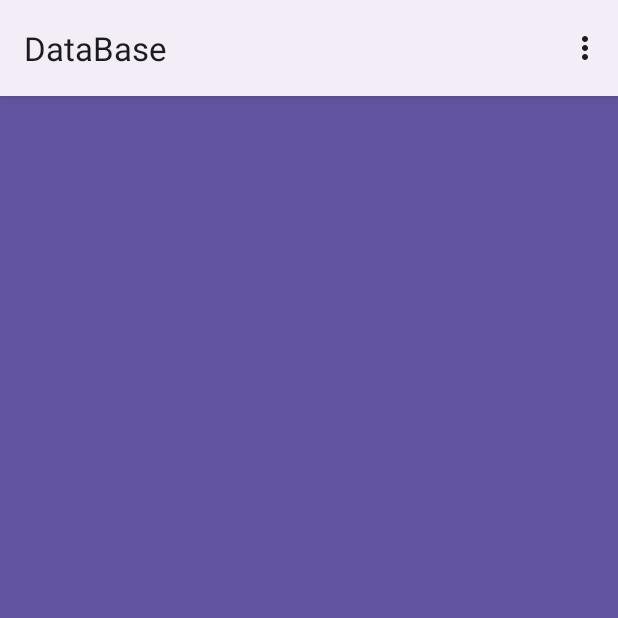
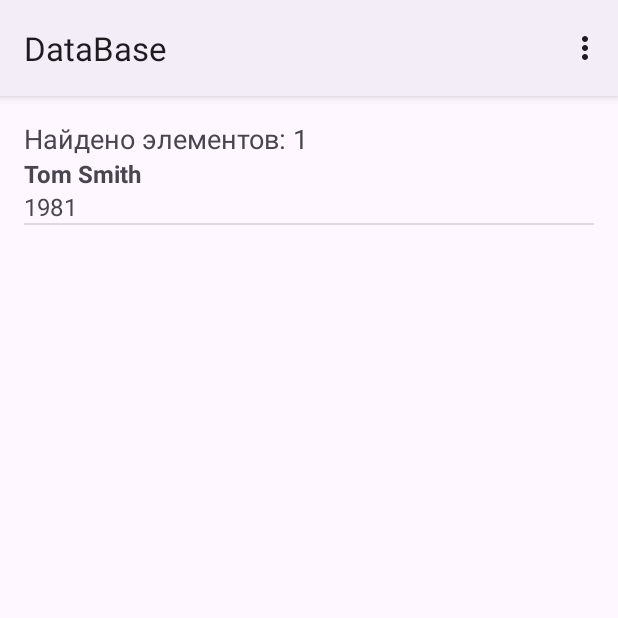
Before and after one commit to N1ph1l1m/android_saveData, an Android app: the screen it shows after launch (Main_SQLite), on a phone screen of 412 x 824 dp, the top half of it. Run offline under Robolectric (Android 15) with nearby library versions, the phone set to English and light mode, and no system bars.

Commit message:
Create layout in  Main_SQLite and add code in  this activity

```diff
--- a/app/src/main/java/com/example/databaseroom/Main_SQLite.java
+++ b/app/src/main/java/com/example/databaseroom/Main_SQLite.java
@@ -11,18 +11,56 @@ import android.view.Menu;
 import android.view.MenuInflater;
 import android.view.MenuItem;
 import android.view.View;
+import android.widget.ListView;
+import android.widget.SimpleCursorAdapter;
 import android.widget.TextView;
 
+import com.example.databaseroom.SQLite.DataBaseHelper;
 import com.example.databaseroom.SQLite.SimpleExample;
 
 public class Main_SQLite extends AppCompatActivity {
 
+    ListView userList;
+    TextView header;
+    DataBaseHelper dataBaseHelper;
+    SQLiteDatabase db;
+    Cursor userCursor;
+    SimpleCursorAdapter userAdapter;
 
     @Override
     protected void onCreate(Bundle savedInstanceState) {
         super.onCreate(savedInstanceState);
         setContentView(R.layout.activity_main_sqlite);
+        header = findViewById(R.id.header);
+        userList = findViewById(R.id.list);
 
+        dataBaseHelper = new DataBaseHelper(getApplicationContext());
+    }
+
+    @Override
+    protected void onResume() {
+        super.onResume();
+        db = dataBaseHelper.getReadableDatabase();
+
+
+        userCursor = db.rawQuery(" SELECT * FROM  " + DataBaseHelper.TABLE , null);
+        String[] headers = new String[] {DataBaseHelper.COLUMN_NAME, DataBaseHelper.COLUMN_YEAR};
+
+        userAdapter = new SimpleCursorAdapter(this, android.R.layout.two_line_list_item,
+                userCursor, headers, new int[]{android.R.id.text1, android.R.id.text2},0);
+        header.setText("Найдено элементов: " + userCursor.getCount());
+        userList.setAdapter(userAdapter);
+
+
+
+
+    }
+
+    @Override
+    protected void onDestroy() {
+        super.onDestroy();
+        db.close();
+        userCursor.close();
     }
 
     @Override
--- /dev/null
+++ b/app/src/main/java/com/example/databaseroom/SQLite/DataBaseHelper.java
@@ -0,0 +1,42 @@
+package com.example.databaseroom.SQLite;
+
+import android.content.Context;
+import android.database.sqlite.SQLiteDatabase;
+import android.database.sqlite.SQLiteOpenHelper;
+
+import androidx.annotation.Nullable;
+
+public class DataBaseHelper extends SQLiteOpenHelper {
+
+    private  static final String  DATABASE_NAME = "userStore.db";
+    private  static final int SCHEME =1;
+    public static final  String TABLE = "users";
+
+    public static final String COLUMN_ID = "_id";
+    public static final String COLUMN_NAME = "name";
+    public static final String COLUMN_YEAR = "year";
+
+
+    public DataBaseHelper(Context context) {
+        super(context, DATABASE_NAME, null, SCHEME);
+    }
+
+    @Override
+    public void onCreate(SQLiteDatabase sqLiteDatabase) {
+
+        sqLiteDatabase.execSQL("CREATE TABLE users("
+                + COLUMN_ID + " INTEGER PRIMARY KEY AUTOINCREMENT,"
+                + COLUMN_NAME + " TEXT," + COLUMN_YEAR + " INTEGER);" );
+
+
+        sqLiteDatabase.execSQL("INSERT INTO " + TABLE + " (" + COLUMN_NAME + "," + COLUMN_YEAR + ") VALUES ('Tom Smith' , 1981);");
+
+    }
+
+    @Override
+    public void onUpgrade(SQLiteDatabase sqLiteDatabase, int oldVersion, int newVersion) {
+        sqLiteDatabase.execSQL(" DROP TABLE IF EXISTS " + TABLE);
+        onCreate(sqLiteDatabase);
+
+    }
+}
--- a/app/src/main/res/layout/activity_main_sqlite.xml
+++ b/app/src/main/res/layout/activity_main_sqlite.xml
@@ -1,16 +1,28 @@
 <?xml version="1.0" encoding="utf-8"?>
-<RelativeLayout xmlns:android="http://schemas.android.com/apk/res/android"
+<androidx.constraintlayout.widget.ConstraintLayout
+    xmlns:android="http://schemas.android.com/apk/res/android"
     xmlns:app="http://schemas.android.com/apk/res-auto"
-    xmlns:tools="http://schemas.android.com/tools"
     android:layout_width="match_parent"
     android:layout_height="match_parent"
-    android:background="@color/purp"
-    tools:context=".Main_SQLite">
+    android:padding="16dp">
 
+    <TextView
+        android:id="@+id/header"
+        android:layout_width="0dp"
+        android:layout_height="wrap_content"
+        android:textSize="18sp"
+        app:layout_constraintBottom_toTopOf="@+id/list"
+        app:layout_constraintTop_toTopOf="parent"
+        app:layout_constraintLeft_toLeftOf="parent"
+        app:layout_constraintRight_toRightOf="parent"
+        />
+    <ListView
+        android:id="@+id/list"
+        android:layout_width="0dp"
+        android:layout_height="0dp"
+        app:layout_constraintTop_toBottomOf="@+id/header"
+        app:layout_constraintBottom_toBottomOf="parent"
+        app:layout_constraintLeft_toLeftOf="parent"
+        app:layout_constraintRight_toRightOf="parent"/>
 
-
-
-
-
-
-</RelativeLayout>
+</androidx.constraintlayout.widget.ConstraintLayout>
```
